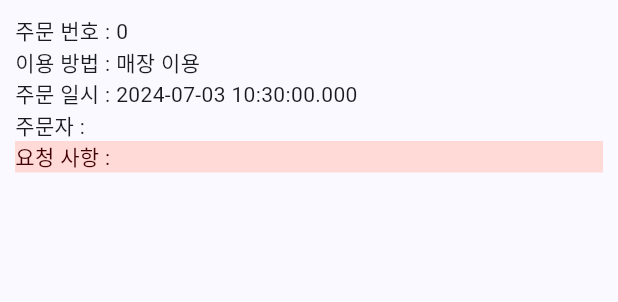
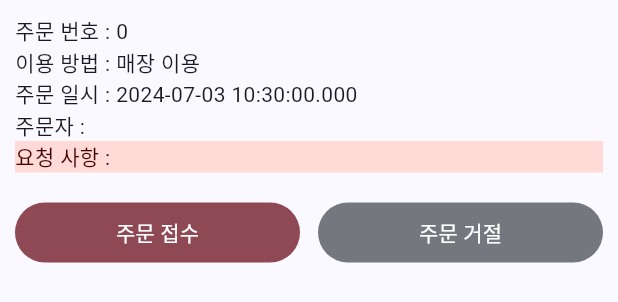
Before and after one commit to ErroredPasta/yumarket-flutter, a Flutter app: the OrderListItem widget shown alone on an empty page, opened directly with empty values, on a phone screen of 412 x 824 dp. Shown: the top 302 px of the screen. Run offline on Flutter 3.47's test engine with Material 3 defaults, Android fonts, the phone set to English and light mode, and no system bars; our stand-ins replace firebase_core, firebase_database, flutter_bloc, freezed_annotation, get_it, go_router and 1 more; accounts and stored records are empty; generated files the repository leaves out were written again.

Commit message:
feature: implemented updating order state

```diff
--- a/lib/data/repository/order_repository_impl.dart
+++ b/lib/data/repository/order_repository_impl.dart
@@ -25,4 +25,10 @@ class OrderRepositoryImpl implements OrderRepository {
       },
     );
   }
+
+  @override
+  Future<void> updateOrder(String storeId, Order order) async {
+    final ref = FirebaseDatabase.instance.ref('orders/$storeId/${order.id}');
+    await ref.update(order.toJson()..remove('orderItemDtos'));
+  }
 }
--- a/lib/domain/repository/order_repository.dart
+++ b/lib/domain/repository/order_repository.dart
@@ -2,4 +2,5 @@ import '../model/order.dart';
 
 abstract class OrderRepository {
   Stream<List<Order>> getOrders(String storeId);
+  Future<void> updateOrder(String storeId, Order order);
 }
--- a/lib/ui/screen/home/order_list.dart
+++ b/lib/ui/screen/home/order_list.dart
@@ -1,13 +1,23 @@
 import 'package:flutter/material.dart';
 import 'package:yumarket_flutter/domain/model/delivery_type.dart';
+import 'package:yumarket_flutter/domain/model/order_state.dart';
 import 'package:yumarket_flutter/ui/screen/home/order_item_list.dart';
 
 import '../../../domain/model/order.dart';
 
 class OrderList extends StatelessWidget {
   final List<Order> orders;
+  final Function(Order order) onAcceptClick;
+  final Function(Order order) onRejectClick;
+  final Function(Order order) onDeliveryDoneClick;
 
-  const OrderList(this.orders, {super.key});
+  const OrderList(
+    this.orders, {
+    super.key,
+    required this.onAcceptClick,
+    required this.onRejectClick,
+    required this.onDeliveryDoneClick,
+  });
 
   @override
   Widget build(BuildContext context) {
@@ -15,6 +25,9 @@ class OrderList extends StatelessWidget {
       itemBuilder: (context, index) => OrderListItem(
         orders[index],
         key: ValueKey(orders[index].id),
+        onAcceptClick: onAcceptClick,
+        onRejectClick: onRejectClick,
+        onDeliveryDoneClick: onDeliveryDoneClick,
       ),
       itemCount: orders.length,
     );
@@ -23,8 +36,17 @@ class OrderList extends StatelessWidget {
 
 class OrderListItem extends StatelessWidget {
   final Order order;
+  final Function(Order order) onAcceptClick;
+  final Function(Order order) onRejectClick;
+  final Function(Order order) onDeliveryDoneClick;
 
-  const OrderListItem(this.order, {super.key});
+  const OrderListItem(
+    this.order, {
+    super.key,
+    required this.onAcceptClick,
+    required this.onRejectClick,
+    required this.onDeliveryDoneClick,
+  });
 
   @override
   Widget build(BuildContext context) {
@@ -47,7 +69,41 @@ class OrderListItem extends StatelessWidget {
                     color: Theme.of(context).colorScheme.onErrorContainer,
                   ),
             ),
-          )
+          ),
+          const SizedBox(height: 16),
+          if (order.orderState == OrderState.pending)
+            Row(
+              children: [
+                Expanded(
+                  child: FilledButton(
+                    onPressed: () => onAcceptClick(order),
+                    style: FilledButton.styleFrom(
+                        backgroundColor:
+                            Theme.of(context).colorScheme.secondary),
+                    child: const Text('주문 접수'),
+                  ),
+                ),
+                const SizedBox(width: 12),
+                Expanded(
+                  child: FilledButton(
+                    onPressed: () => onRejectClick(order),
+                    style: FilledButton.styleFrom(
+                        backgroundColor: Theme.of(context).colorScheme.outline),
+                    child: const Text('주문 거절'),
+                  ),
+                )
+              ],
+            ),
+          if (order.orderState == OrderState.accepted)
+            SizedBox(
+              width: double.infinity,
+              child: FilledButton(
+                onPressed: () => onDeliveryDoneClick(order),
+                style: FilledButton.styleFrom(
+                    backgroundColor: Theme.of(context).colorScheme.secondary),
+                child: const Text('배달 완료'),
+              ),
+            )
         ],
       ),
     );
```
Also changed, not shown: lib/ui/screen/home/order_bloc.dart (+22 -0 lines), lib/ui/screen/home/order_event.dart (+24 -0 lines), lib/ui/screen/home/order_screen.dart (+13 -6 lines).
